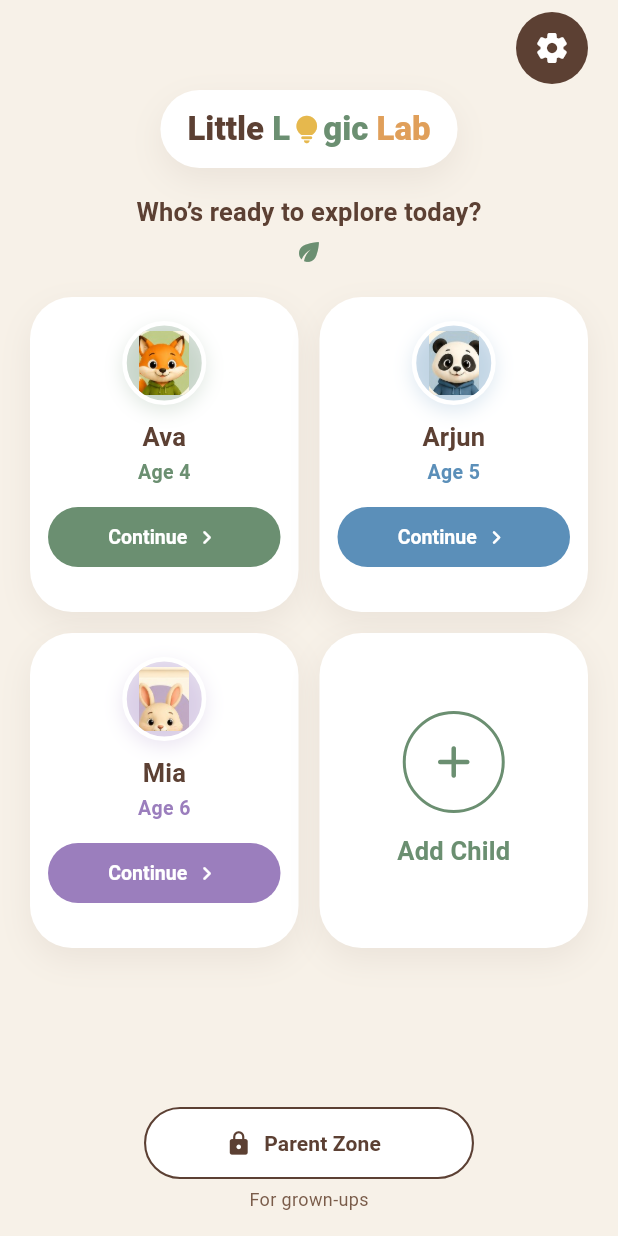
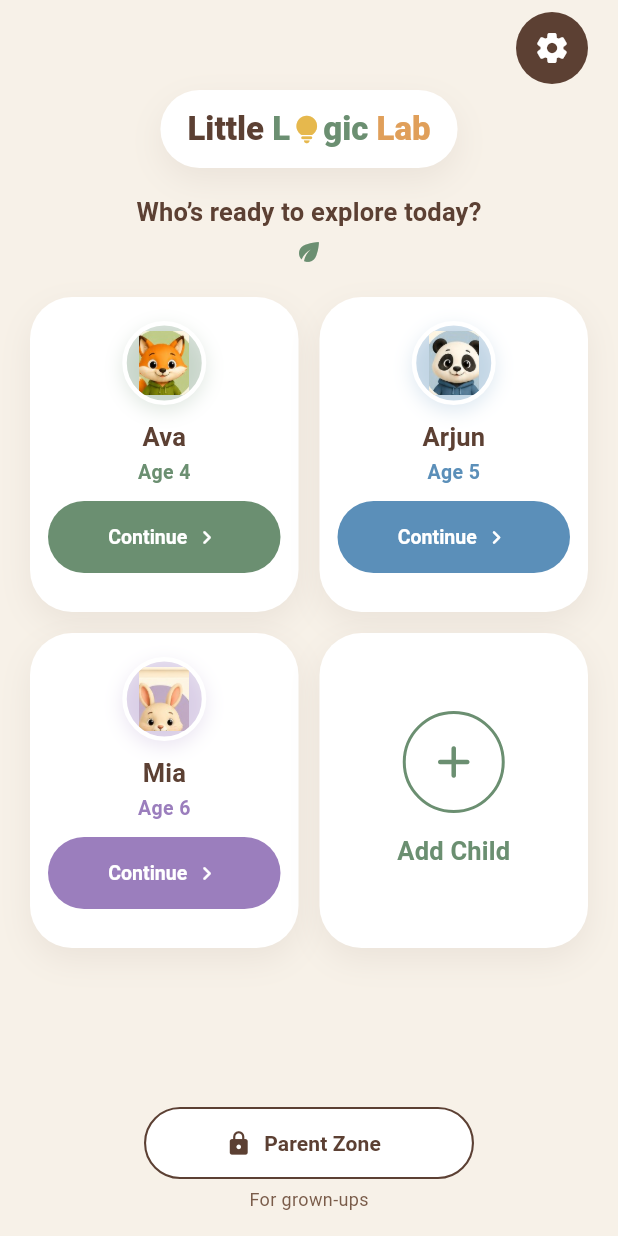
Before and after one commit to RuchikaSingh2828/little-logic-lab-app, a Flutter app: the screen it shows after launch, on a phone screen of 412 x 824 dp. Run offline on Flutter 3.47's test engine with Material 3 defaults, Android fonts, the phone set to English and light mode, and no system bars; our stand-ins replace flutter_riverpod, go_router, shared_preferences.

Commit message:
Address review notes before merge.
Bump compact touch targets to 48dp, clarify placeholder progress in decisions/spec, and drop the home-screen post-frame redirect.

Co-authored-by: Cursor <cursoragent@cursor.com>

```diff
--- a/lib/features/child_home/child_home_screen.dart
+++ b/lib/features/child_home/child_home_screen.dart
@@ -21,11 +21,6 @@ class ChildHomeScreen extends ConsumerWidget {
         error: (error, _) => Center(child: Text('Something went wrong: $error')),
         data: (child) {
           if (child == null) {
-            WidgetsBinding.instance.addPostFrameCallback((_) {
-              if (context.mounted) {
-                context.go('/profiles');
-              }
-            });
             return const SizedBox.shrink();
           }
           return _ChildHomeBody(child: child);
--- a/lib/shared/widgets/soft_ui.dart
+++ b/lib/shared/widgets/soft_ui.dart
@@ -127,10 +127,10 @@ class PillButton extends StatelessWidget {
           style: FilledButton.styleFrom(
             backgroundColor: color,
             foregroundColor: Colors.white,
-            minimumSize: Size(compact ? 44 : 48, compact ? 40 : 48),
+            minimumSize: Size(compact ? 48 : 48, compact ? 48 : 52),
             padding: EdgeInsets.symmetric(
               horizontal: compact ? 14 : 18,
-              vertical: compact ? 8 : 12,
+              vertical: compact ? 10 : 12,
             ),
             shape: const StadiumBorder(),
           ),
```
Also changed, not shown: 3 other files.
